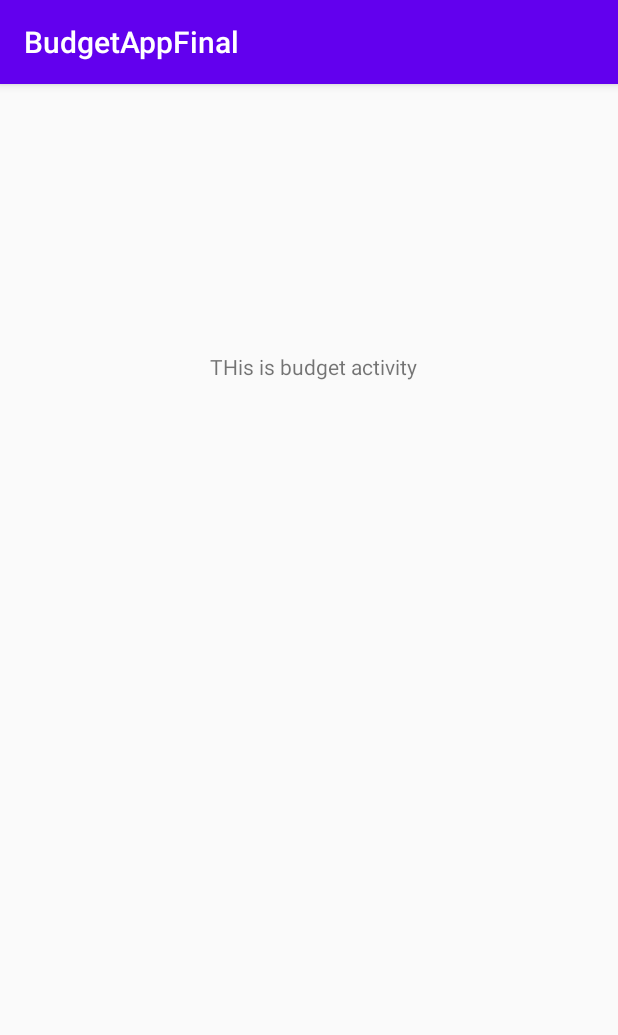
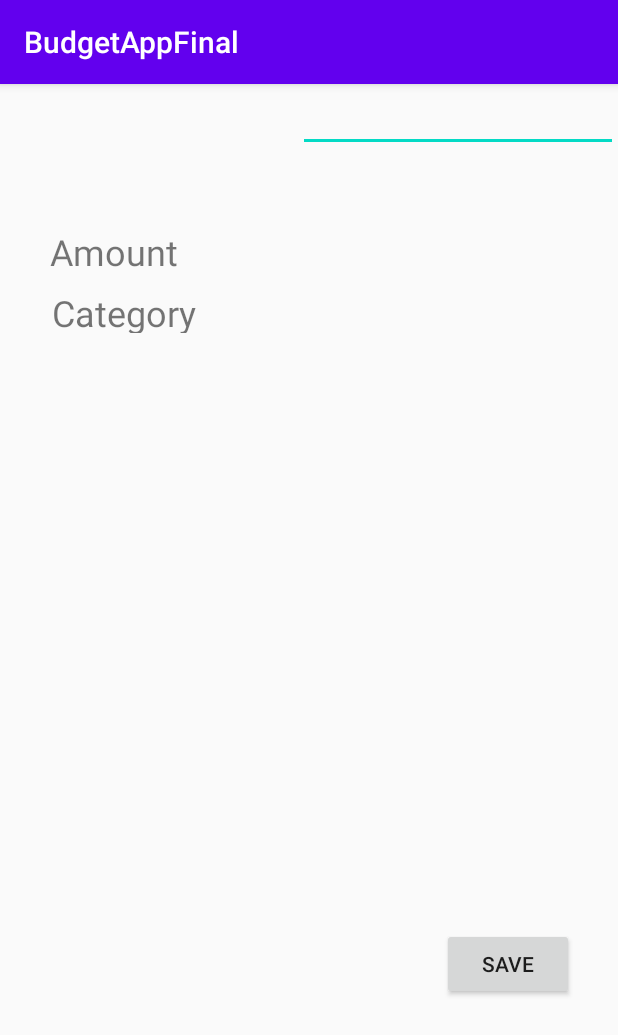
Before and after one commit to taypham/Android-app-personal-finance, an Android app: the BudgetActivity screen opened directly, with no data from a screen before it, on a phone screen of 412 x 824 dp. Shown: the top 1035 px of the screen. Run offline under Robolectric (Android 15) with nearby library versions, the phone set to English and light mode, and no system bars.

Commit message:
Budget model

```diff
--- /dev/null
+++ b/app/src/main/java/com/example/budgetappfinal/Budget.java
@@ -0,0 +1,30 @@
+package com.example.budgetappfinal;
+
+public class Budget {
+    private int budgetAmount;
+    private String budgetCategory;
+
+
+    public Budget(int budgetAmount, String budgetCategory) {
+        this.budgetAmount = budgetAmount;
+        this.budgetCategory = budgetCategory;
+
+    }
+
+    public String getBudgetCategory() {
+        return budgetCategory;
+    }
+
+    public void setBudgetCategory(String budgetCategory) {
+        this.budgetCategory = budgetCategory;
+    }
+
+
+    public void setbudgetAmount(int budgetAmount) {
+        this.budgetAmount = budgetAmount;
+    }
+
+    public int getbudgetAmount() {
+        return budgetAmount;
+    }
+}
--- a/app/src/main/java/com/example/budgetappfinal/BudgetActivity.java
+++ b/app/src/main/java/com/example/budgetappfinal/BudgetActivity.java
@@ -3,12 +3,18 @@ package com.example.budgetappfinal;
 import androidx.appcompat.app.AppCompatActivity;
 
 import android.os.Bundle;
+import android.widget.EditText;
+import android.widget.Spinner;
 
 public class BudgetActivity extends AppCompatActivity {
+    private EditText amount;
+    private Spinner spCategory;
 
     @Override
     protected void onCreate(Bundle savedInstanceState) {
         super.onCreate(savedInstanceState);
         setContentView(R.layout.activity_budget);
+
+        amount = (EditText) findViewById(R.id.edtAmount);
     }
 }
--- a/app/src/main/res/layout/activity_budget.xml
+++ b/app/src/main/res/layout/activity_budget.xml
@@ -6,17 +6,94 @@
     android:layout_height="match_parent"
     tools:context=".BudgetActivity">
 
+
     <TextView
-        android:id="@+id/textView"
+        android:id="@+id/tvCategory"
+        android:layout_width="121dp"
+        android:layout_height="30dp"
+        android:layout_alignBottom="@+id/spnCategory"
+        android:layout_alignParentStart="true"
+        android:layout_alignParentLeft="true"
+        android:layout_marginStart="32dp"
+        android:layout_marginTop="53dp"
+        android:layout_marginEnd="254dp"
+        android:layout_marginBottom="520dp"
+        android:text="@string/category"
+        android:textAppearance="?android:attr/textAppearanceSmall"
+        android:textSize="24sp"
+        app:layout_constraintBottom_toBottomOf="parent"
+        app:layout_constraintEnd_toEndOf="parent"
+        app:layout_constraintStart_toStartOf="parent"
+        app:layout_constraintTop_toTopOf="parent"
+        tools:ignore="MissingConstraints" />
+
+    <TextView
+        android:id="@+id/tvAmount"
+        android:layout_width="123dp"
+        android:layout_height="31dp"
+        android:layout_alignBottom="@+id/spnCategory"
+        android:layout_alignParentStart="true"
+        android:layout_alignParentLeft="true"
+        android:layout_marginStart="32dp"
+        android:layout_marginTop="13dp"
+        android:layout_marginEnd="254dp"
+        android:layout_marginBottom="559dp"
+        android:text="@string/amount"
+        android:textAppearance="?android:attr/textAppearanceSmall"
+        android:textSize="24sp"
+        app:layout_constraintBottom_toBottomOf="parent"
+        app:layout_constraintEnd_toEndOf="parent"
+        app:layout_constraintStart_toStartOf="parent"
+        app:layout_constraintTop_toTopOf="parent"
+        tools:ignore="MissingConstraints" />
+
+    <EditText
+        android:id="@+id/edtAmount"
         android:layout_width="wrap_content"
         android:layout_height="wrap_content"
-        android:layout_marginStart="139dp"
-        android:layout_marginTop="160dp"
-        android:layout_marginEnd="134dp"
-        android:layout_marginBottom="552dp"
-        android:text="THis is budget activity"
+        android:layout_alignParentEnd="true"
+        android:layout_alignParentRight="true"
+        android:layout_marginStart="200dp"
+        android:layout_marginBottom="558dp"
+        android:ems="10"
+        android:inputType="numberDecimal"
+        app:layout_constraintBottom_toBottomOf="parent"
+        app:layout_constraintEnd_toEndOf="parent"
+        app:layout_constraintHorizontal_bias="1.0"
+        app:layout_constraintStart_toStartOf="parent"
+        app:layout_constraintTop_toTopOf="parent"
+        app:layout_constraintVertical_bias="0.0"
+        tools:ignore="MissingConstraints" />
+
+    <Spinner
+        android:id="@+id/spnCategory"
+        android:layout_width="wrap_content"
+        android:layout_height="30dp"
+        android:layout_alignParentEnd="true"
+        android:layout_alignParentRight="true"
+        android:layout_marginStart="258dp"
+        android:layout_marginTop="53dp"
+        android:layout_marginEnd="153dp"
+        android:layout_marginBottom="520dp"
+        android:background="#525252"
+        app:layout_constraintBottom_toBottomOf="parent"
+        app:layout_constraintEnd_toEndOf="parent"
+        app:layout_constraintStart_toStartOf="parent"
+        app:layout_constraintTop_toTopOf="parent"
+        tools:ignore="MissingConstraints" />
+
+    <Button
+        android:id="@+id/btnSave"
+        android:layout_width="wrap_content"
+        android:layout_height="wrap_content"
+        android:layout_marginStart="294dp"
+        android:layout_marginTop="480dp"
+        android:layout_marginEnd="29dp"
+        android:layout_marginBottom="75dp"
+        android:text="Save"
         app:layout_constraintBottom_toBottomOf="parent"
         app:layout_constraintEnd_toEndOf="parent"
         app:layout_constraintStart_toStartOf="parent"
         app:layout_constraintTop_toTopOf="parent" />
+
 </androidx.constraintlayout.widget.ConstraintLayout>
--- a/app/src/main/res/values/strings.xml
+++ b/app/src/main/res/values/strings.xml
@@ -1,3 +1,5 @@
 <resources>
 <string name="app_name">BudgetAppFinal</string>
+    <string name="category">Category</string>
+    <string name="amount">Amount</string>
 </resources>
```
Also changed, not shown: app/src/main/res/layout/activity_main.xml (line endings or trailing spaces).
